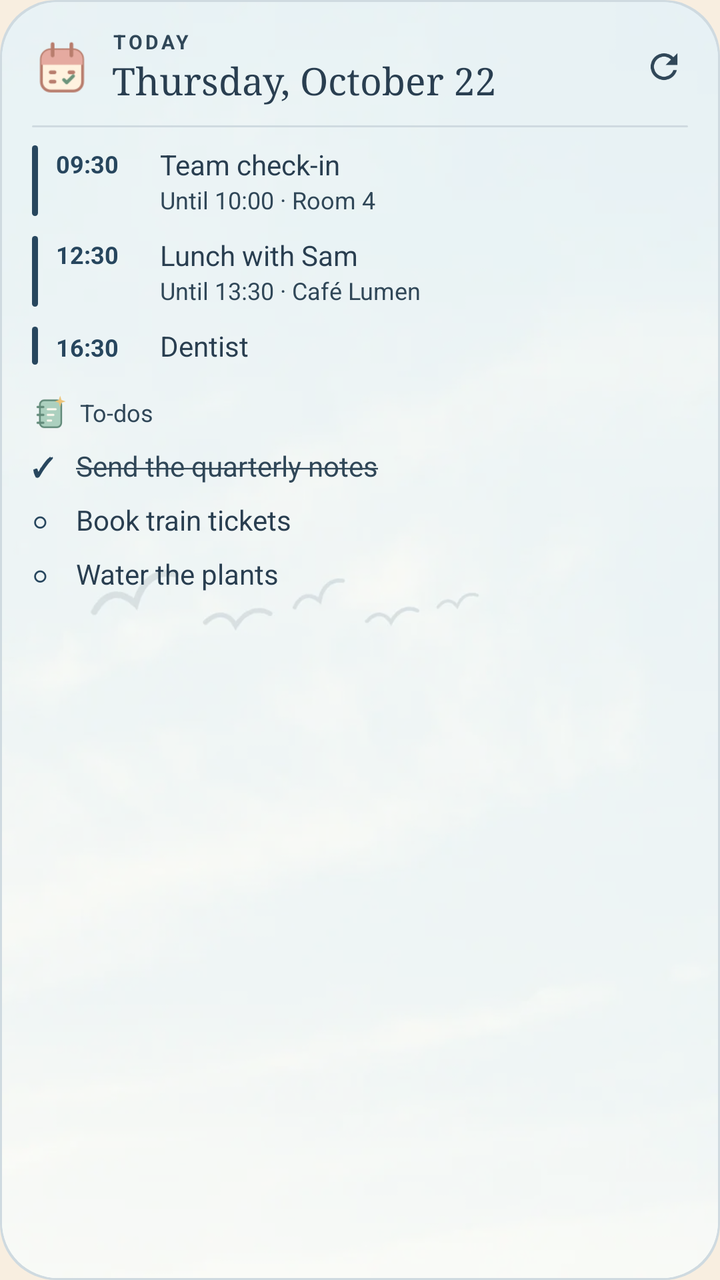
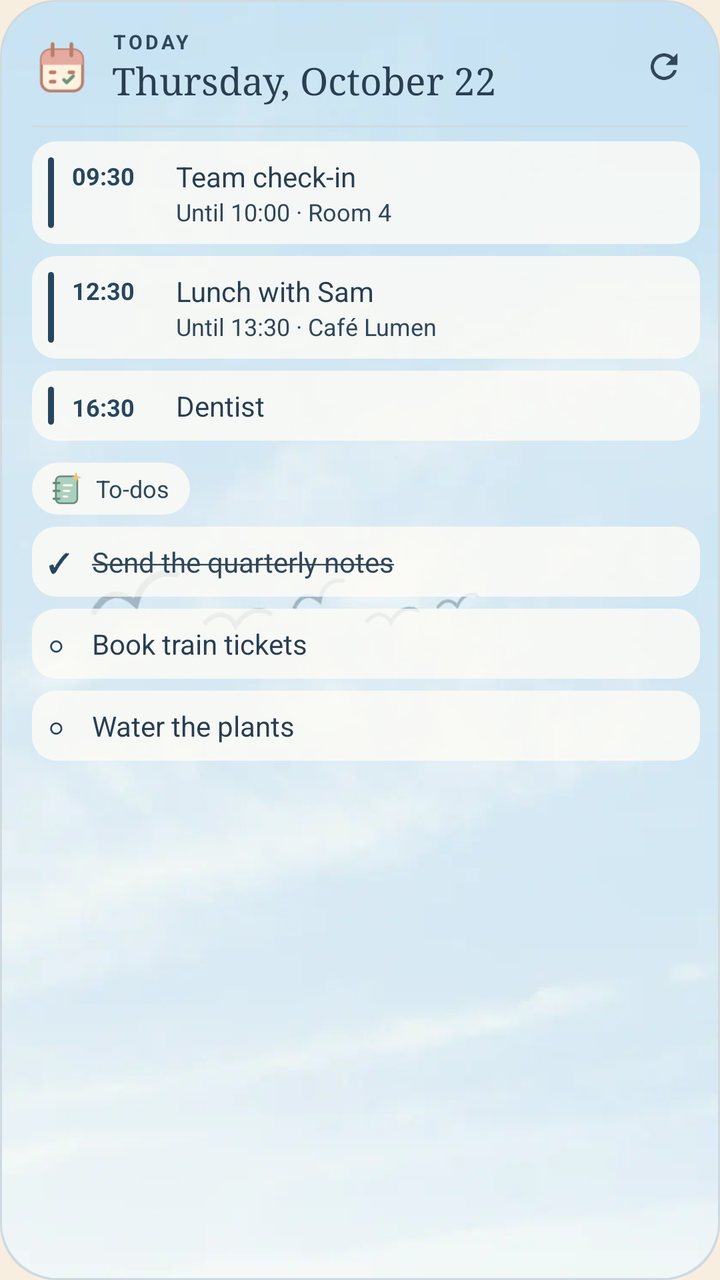

Two renders of the same Android screen: before a commit and after it. Below are the layout's source before the change and the commit's diff.
<!-- AndroidManifest.xml: application theme Screen -->
<!-- res/layout/widget_preview_list.xml -->
<?xml version="1.0" encoding="utf-8"?>
<FrameLayout xmlns:android="http://schemas.android.com/apk/res/android"
    xmlns:tools="http://schemas.android.com/tools"
    android:layout_width="match_parent"
    android:layout_height="match_parent"
    tools:ignore="UseAppTint">

    <ImageView android:layout_width="match_parent" android:layout_height="match_parent" android:importantForAccessibility="no" android:scaleType="fitXY" android:src="@drawable/round_card" android:tint="@color/preview_line" />
    <ImageView android:layout_width="match_parent" android:layout_height="match_parent" android:layout_margin="1dp" android:background="@drawable/round_card" android:clipToOutline="true" android:importantForAccessibility="no" android:scaleType="centerCrop" android:src="@drawable/preview_scene" />

    <LinearLayout android:layout_width="match_parent" android:layout_height="match_parent" android:orientation="vertical" android:paddingStart="16dp" android:paddingTop="14dp" android:paddingEnd="10dp" android:paddingBottom="6dp">
        <LinearLayout android:layout_width="match_parent" android:layout_height="wrap_content" android:gravity="center_vertical">
            <ImageView android:layout_width="30dp" android:layout_height="30dp" android:importantForAccessibility="no" android:src="@drawable/desk_schedule" />
            <LinearLayout android:layout_width="0dp" android:layout_height="wrap_content" android:layout_marginStart="10dp" android:layout_weight="1" android:orientation="vertical">
                <TextView android:layout_width="wrap_content" android:layout_height="wrap_content" android:letterSpacing="0.14" android:maxLines="1" android:text="@string/widget_label_today" android:textAllCaps="true" android:textColor="@color/preview_muted" android:textSize="10sp" android:textStyle="bold" />
                <TextView android:layout_width="wrap_content" android:layout_height="wrap_content" android:ellipsize="end" android:fontFamily="serif" android:maxLines="1" android:text="@string/preview_date" android:textColor="@color/preview_ink" android:textSize="19sp" />
            </LinearLayout>
            <ImageView android:layout_width="36dp" android:layout_height="36dp" android:importantForAccessibility="no" android:padding="8dp" android:src="@drawable/ic_refresh" android:tint="@color/preview_muted" />
        </LinearLayout>
        <ImageView android:layout_width="match_parent" android:layout_height="1dp" android:layout_marginTop="10dp" android:layout_marginEnd="6dp" android:importantForAccessibility="no" android:scaleType="fitXY" android:src="@drawable/round_card" android:tint="@color/preview_line" />

        <LinearLayout android:layout_width="match_parent" android:layout_height="wrap_content" android:orientation="vertical" android:paddingTop="4dp">
            <LinearLayout android:layout_width="match_parent" android:layout_height="wrap_content" android:paddingTop="5dp" android:paddingBottom="5dp">
                <ImageView android:layout_width="3dp" android:layout_height="match_parent" android:importantForAccessibility="no" android:scaleType="fitXY" android:src="@drawable/round_bar" android:tint="@color/preview_accent" />
                <TextView android:layout_width="52dp" android:layout_height="wrap_content" android:layout_marginStart="9dp" android:maxLines="1" android:paddingTop="1dp" android:text="09:30" android:textColor="@color/preview_accent" android:textSize="12sp" android:textStyle="bold" tools:ignore="HardcodedText" />
                <LinearLayout android:layout_width="0dp" android:layout_height="wrap_content" android:layout_weight="1" android:orientation="vertical">
                    <TextView android:layout_width="match_parent" android:layout_height="wrap_content" android:maxLines="2" android:text="@string/preview_event_one" android:textColor="@color/preview_ink" android:textSize="14sp" />
                    <TextView android:layout_width="match_parent" android:layout_height="wrap_content" android:maxLines="1" android:text="@string/preview_event_one_detail" android:textColor="@color/preview_muted" android:textSize="12sp" />
                </LinearLayout>
            </LinearLayout>
            <LinearLayout android:layout_width="match_parent" android:layout_height="wrap_content" android:paddingTop="5dp" android:paddingBottom="5dp">
                <ImageView android:layout_width="3dp" android:layout_height="match_parent" android:importantForAccessibility="no" android:scaleType="fitXY" android:src="@drawable/round_bar" android:tint="@color/preview_accent" />
                <TextView android:layout_width="52dp" android:layout_height="wrap_content" android:layout_marginStart="9dp" android:maxLines="1" android:paddingTop="1dp" android:text="12:30" android:textColor="@color/preview_accent" android:textSize="12sp" android:textStyle="bold" tools:ignore="HardcodedText" />
                <LinearLayout android:layout_width="0dp" android:layout_height="wrap_content" android:layout_weight="1" android:orientation="vertical">
                    <TextView android:layout_width="match_parent" android:layout_height="wrap_content" android:maxLines="2" android:text="@string/preview_event_lunch" android:textColor="@color/preview_ink" android:textSize="14sp" />
                    <TextView android:layout_width="match_parent" android:layout_height="wrap_content" android:maxLines="1" android:text="@string/preview_event_lunch_detail" android:textColor="@color/preview_muted" android:textSize="12sp" />
                </LinearLayout>
            </LinearLayout>
            <LinearLayout android:layout_width="match_parent" android:layout_height="wrap_content" android:paddingTop="5dp" android:paddingBottom="5dp">
                <ImageView android:layout_width="3dp" android:layout_height="match_parent" android:importantForAccessibility="no" android:scaleType="fitXY" android:src="@drawable/round_bar" android:tint="@color/preview_accent" />
                <TextView android:layout_width="52dp" android:layout_height="wrap_content" android:layout_marginStart="9dp" android:maxLines="1" android:paddingTop="1dp" android:text="16:30" android:textColor="@color/preview_accent" android:textSize="12sp" android:textStyle="bold" tools:ignore="HardcodedText" />
                <TextView android:layout_width="0dp" android:layout_height="wrap_content" android:layout_weight="1" android:maxLines="2" android:text="@string/preview_event_two" android:textColor="@color/preview_ink" android:textSize="14sp" />
            </LinearLayout>

            <LinearLayout android:layout_width="match_parent" android:layout_height="wrap_content" android:gravity="center_vertical" android:paddingTop="10dp" android:paddingBottom="4dp">
                <ImageView android:layout_width="18dp" android:layout_height="18dp" android:importantForAccessibility="no" android:src="@drawable/desk_secretary" />
                <TextView android:layout_width="wrap_content" android:layout_height="wrap_content" android:layout_marginStart="6dp" android:text="@string/section_todos" android:textColor="@color/preview_muted" android:textSize="12sp" />
            </LinearLayout>
            <LinearLayout android:layout_width="match_parent" android:layout_height="wrap_content" android:paddingTop="4dp" android:paddingBottom="4dp">
                <TextView android:layout_width="22dp" android:layout_height="wrap_content" android:text="✓" android:textColor="@color/preview_accent" android:textSize="13sp" android:textStyle="bold" tools:ignore="HardcodedText" />
                <TextView android:layout_width="0dp" android:layout_height="wrap_content" android:layout_weight="1" android:maxLines="2" android:text="@string/preview_todo_done" android:textColor="@color/preview_muted" android:textSize="14sp" />
            </LinearLayout>
            <LinearLayout android:layout_width="match_parent" android:layout_height="wrap_content" android:paddingTop="4dp" android:paddingBottom="4dp">
                <TextView android:layout_width="22dp" android:layout_height="wrap_content" android:text="○" android:textColor="@color/preview_accent" android:textSize="13sp" android:textStyle="bold" tools:ignore="HardcodedText" />
                <TextView android:layout_width="0dp" android:layout_height="wrap_content" android:layout_weight="1" android:maxLines="2" android:text="@string/preview_todo_one" android:textColor="@color/preview_ink" android:textSize="14sp" />
            </LinearLayout>
            <LinearLayout android:layout_width="match_parent" android:layout_height="wrap_content" android:paddingTop="4dp" android:paddingBottom="4dp">
                <TextView android:layout_width="22dp" android:layout_height="wrap_content" android:text="○" android:textColor="@color/preview_accent" android:textSize="13sp" android:textStyle="bold" tools:ignore="HardcodedText" />
                <TextView android:layout_width="0dp" android:layout_height="wrap_content" android:layout_weight="1" android:maxLines="2" android:text="@string/preview_todo_two" android:textColor="@color/preview_ink" android:textSize="14sp" />
            </LinearLayout>
        </LinearLayout>
    </LinearLayout>
</FrameLayout>
<!-- resources referenced by this layout -->
<resources>
  <color name="preview_accent">#27465E</color>
  <color name="preview_ink">#293E50</color>
  <color name="preview_line">#CFDAE0</color>
  <color name="preview_muted">#304758</color>
  <!-- drawable desk_schedule: png bitmap (drawable-nodpi, 2090 bytes) -->
  <!-- drawable desk_secretary: png bitmap (drawable-nodpi, 1901 bytes) -->
  <!-- drawable ic_refresh (drawable) -->
  <?xml version="1.0" encoding="utf-8"?>
  <vector xmlns:android="http://schemas.android.com/apk/res/android"
      android:width="20dp" android:height="20dp" android:viewportWidth="24" android:viewportHeight="24">
      <path android:fillColor="#FFFFFFFF" android:pathData="M17.65,6.35A7.96,7.96 0,0 0,12 4a8,8 0,1 0,7.73 10h-2.08A6,6 0,1 1,12 6c1.66,0 3.14,0.69 4.22,1.78L13,11h7V4l-2.35,2.35z" />
  </vector>
  <!-- drawable preview_scene (drawable) -->
  <?xml version="1.0" encoding="utf-8"?>
  <layer-list xmlns:android="http://schemas.android.com/apk/res/android">
      <item android:drawable="@drawable/preview_art" />
      <item><shape><solid android:color="@color/preview_scene_wash" /></shape></item>
  </layer-list>
  <!-- drawable round_bar (drawable) -->
  <?xml version="1.0" encoding="utf-8"?>
  <shape xmlns:android="http://schemas.android.com/apk/res/android" android:shape="rectangle">
      <solid android:color="#FFFFFFFF" />
      <corners android:radius="2dp" />
  </shape>
  <!-- drawable round_card (drawable) -->
  <?xml version="1.0" encoding="utf-8"?>
  <shape xmlns:android="http://schemas.android.com/apk/res/android" android:shape="rectangle">
      <solid android:color="#FFFFFFFF" />
      <corners android:radius="@dimen/widget_radius" />
  </shape>
  <string name="preview_date">Thursday, October 22</string>
  <string name="preview_event_lunch">Lunch with Sam</string>
  <string name="preview_event_lunch_detail">Until 13:30 · Café Lumen</string>
  <string name="preview_event_one">Team check-in</string>
  <string name="preview_event_one_detail">Until 10:00 · Room 4</string>
  <string name="preview_event_two">Dentist</string>
  <string name="preview_todo_done"><strike>Send the quarterly notes</strike></string>
  <string name="preview_todo_one">Book train tickets</string>
  <string name="preview_todo_two">Water the plants</string>
  <string name="section_todos">To-dos</string>
  <string name="widget_label_today">Today</string>
  <style name="Screen" parent="@android:style/Theme.Material.Light.NoActionBar">
          <item name="android:windowBackground">@color/background</item>
          <item name="android:colorAccent">@color/sun</item>
          <item name="android:textColorPrimary">@color/ink</item>
          <item name="android:windowLightStatusBar">true</item>
      </style>
  <color name="preview_scene_wash">#96FFFDF7</color>
  <dimen name="widget_radius">16dp</dimen>
  <color name="background">#F8EEE0</color>
  <color name="sun">#D88B38</color>
  <color name="ink">#2B2620</color>
</resources>

<!-- the commit's change to res/layout/widget_preview_list.xml (unified diff, before → after) -->
@@ -6,7 +6,7 @@
     tools:ignore="UseAppTint">
 
     <ImageView android:layout_width="match_parent" android:layout_height="match_parent" android:importantForAccessibility="no" android:scaleType="fitXY" android:src="@drawable/round_card" android:tint="@color/preview_line" />
-    <ImageView android:layout_width="match_parent" android:layout_height="match_parent" android:layout_margin="1dp" android:background="@drawable/round_card" android:clipToOutline="true" android:importantForAccessibility="no" android:scaleType="centerCrop" android:src="@drawable/preview_scene" />
+    <ImageView android:layout_width="match_parent" android:layout_height="match_parent" android:layout_margin="1dp" android:background="@drawable/round_card" android:clipToOutline="true" android:importantForAccessibility="no" android:scaleType="centerCrop" android:src="@drawable/preview_art" />
 
     <LinearLayout android:layout_width="match_parent" android:layout_height="match_parent" android:orientation="vertical" android:paddingStart="16dp" android:paddingTop="14dp" android:paddingEnd="10dp" android:paddingBottom="6dp">
         <LinearLayout android:layout_width="match_parent" android:layout_height="wrap_content" android:gravity="center_vertical">
@@ -20,7 +20,7 @@
         <ImageView android:layout_width="match_parent" android:layout_height="1dp" android:layout_marginTop="10dp" android:layout_marginEnd="6dp" android:importantForAccessibility="no" android:scaleType="fitXY" android:src="@drawable/round_card" android:tint="@color/preview_line" />
 
         <LinearLayout android:layout_width="match_parent" android:layout_height="wrap_content" android:orientation="vertical" android:paddingTop="4dp">
-            <LinearLayout android:layout_width="match_parent" android:layout_height="wrap_content" android:paddingTop="5dp" android:paddingBottom="5dp">
+            <LinearLayout android:layout_width="match_parent" android:layout_height="wrap_content" android:layout_marginTop="3dp" android:layout_marginBottom="3dp" android:background="@drawable/round_tile" android:backgroundTint="@color/preview_glass" android:padding="8dp">
                 <ImageView android:layout_width="3dp" android:layout_height="match_parent" android:importantForAccessibility="no" android:scaleType="fitXY" android:src="@drawable/round_bar" android:tint="@color/preview_accent" />
                 <TextView android:layout_width="52dp" android:layout_height="wrap_content" android:layout_marginStart="9dp" android:maxLines="1" android:paddingTop="1dp" android:text="09:30" android:textColor="@color/preview_accent" android:textSize="12sp" android:textStyle="bold" tools:ignore="HardcodedText" />
                 <LinearLayout android:layout_width="0dp" android:layout_height="wrap_content" android:layout_weight="1" android:orientation="vertical">
@@ -28,7 +28,7 @@
                     <TextView android:layout_width="match_parent" android:layout_height="wrap_content" android:maxLines="1" android:text="@string/preview_event_one_detail" android:textColor="@color/preview_muted" android:textSize="12sp" />
                 </LinearLayout>
             </LinearLayout>
-            <LinearLayout android:layout_width="match_parent" android:layout_height="wrap_content" android:paddingTop="5dp" android:paddingBottom="5dp">
+            <LinearLayout android:layout_width="match_parent" android:layout_height="wrap_content" android:layout_marginTop="3dp" android:layout_marginBottom="3dp" android:background="@drawable/round_tile" android:backgroundTint="@color/preview_glass" android:padding="8dp">
                 <ImageView android:layout_width="3dp" android:layout_height="match_parent" android:importantForAccessibility="no" android:scaleType="fitXY" android:src="@drawable/round_bar" android:tint="@color/preview_accent" />
                 <TextView android:layout_width="52dp" android:layout_height="wrap_content" android:layout_marginStart="9dp" android:maxLines="1" android:paddingTop="1dp" android:text="12:30" android:textColor="@color/preview_accent" android:textSize="12sp" android:textStyle="bold" tools:ignore="HardcodedText" />
                 <LinearLayout android:layout_width="0dp" android:layout_height="wrap_content" android:layout_weight="1" android:orientation="vertical">
@@ -36,25 +36,25 @@
                     <TextView android:layout_width="match_parent" android:layout_height="wrap_content" android:maxLines="1" android:text="@string/preview_event_lunch_detail" android:textColor="@color/preview_muted" android:textSize="12sp" />
                 </LinearLayout>
             </LinearLayout>
-            <LinearLayout android:layout_width="match_parent" android:layout_height="wrap_content" android:paddingTop="5dp" android:paddingBottom="5dp">
+            <LinearLayout android:layout_width="match_parent" android:layout_height="wrap_content" android:layout_marginTop="3dp" android:layout_marginBottom="3dp" android:background="@drawable/round_tile" android:backgroundTint="@color/preview_glass" android:padding="8dp">
                 <ImageView android:layout_width="3dp" android:layout_height="match_parent" android:importantForAccessibility="no" android:scaleType="fitXY" android:src="@drawable/round_bar" android:tint="@color/preview_accent" />
                 <TextView android:layout_width="52dp" android:layout_height="wrap_content" android:layout_marginStart="9dp" android:maxLines="1" android:paddingTop="1dp" android:text="16:30" android:textColor="@color/preview_accent" android:textSize="12sp" android:textStyle="bold" tools:ignore="HardcodedText" />
                 <TextView android:layout_width="0dp" android:layout_height="wrap_content" android:layout_weight="1" android:maxLines="2" android:text="@string/preview_event_two" android:textColor="@color/preview_ink" android:textSize="14sp" />
             </LinearLayout>
 
-            <LinearLayout android:layout_width="match_parent" android:layout_height="wrap_content" android:gravity="center_vertical" android:paddingTop="10dp" android:paddingBottom="4dp">
+            <LinearLayout android:layout_width="wrap_content" android:layout_height="wrap_content" android:layout_marginTop="8dp" android:layout_marginBottom="3dp" android:background="@drawable/round_pill" android:backgroundTint="@color/preview_glass" android:gravity="center_vertical" android:paddingStart="8dp" android:paddingTop="4dp" android:paddingEnd="10dp" android:paddingBottom="4dp">
                 <ImageView android:layout_width="18dp" android:layout_height="18dp" android:importantForAccessibility="no" android:src="@drawable/desk_secretary" />
                 <TextView android:layout_width="wrap_content" android:layout_height="wrap_content" android:layout_marginStart="6dp" android:text="@string/section_todos" android:textColor="@color/preview_muted" android:textSize="12sp" />
             </LinearLayout>
-            <LinearLayout android:layout_width="match_parent" android:layout_height="wrap_content" android:paddingTop="4dp" android:paddingBottom="4dp">
+            <LinearLayout android:layout_width="match_parent" android:layout_height="wrap_content" android:layout_marginTop="3dp" android:layout_marginBottom="3dp" android:background="@drawable/round_tile" android:backgroundTint="@color/preview_glass" android:padding="8dp">
                 <TextView android:layout_width="22dp" android:layout_height="wrap_content" android:text="✓" android:textColor="@color/preview_accent" android:textSize="13sp" android:textStyle="bold" tools:ignore="HardcodedText" />
                 <TextView android:layout_width="0dp" android:layout_height="wrap_content" android:layout_weight="1" android:maxLines="2" android:text="@string/preview_todo_done" android:textColor="@color/preview_muted" android:textSize="14sp" />
             </LinearLayout>
-            <LinearLayout android:layout_width="match_parent" android:layout_height="wrap_content" android:paddingTop="4dp" android:paddingBottom="4dp">
+            <LinearLayout android:layout_width="match_parent" android:layout_height="wrap_content" android:layout_marginTop="3dp" android:layout_marginBottom="3dp" android:background="@drawable/round_tile" android:backgroundTint="@color/preview_glass" android:padding="8dp">
                 <TextView android:layout_width="22dp" android:layout_height="wrap_content" android:text="○" android:textColor="@color/preview_accent" android:textSize="13sp" android:textStyle="bold" tools:ignore="HardcodedText" />
                 <TextView android:layout_width="0dp" android:layout_height="wrap_content" android:layout_weight="1" android:maxLines="2" android:text="@string/preview_todo_one" android:textColor="@color/preview_ink" android:textSize="14sp" />
             </LinearLayout>
-            <LinearLayout android:layout_width="match_parent" android:layout_height="wrap_content" android:paddingTop="4dp" android:paddingBottom="4dp">
+            <LinearLayout android:layout_width="match_parent" android:layout_height="wrap_content" android:layout_marginTop="3dp" android:layout_marginBottom="3dp" android:background="@drawable/round_tile" android:backgroundTint="@color/preview_glass" android:padding="8dp">
                 <TextView android:layout_width="22dp" android:layout_height="wrap_content" android:text="○" android:textColor="@color/preview_accent" android:textSize="13sp" android:textStyle="bold" tools:ignore="HardcodedText" />
                 <TextView android:layout_width="0dp" android:layout_height="wrap_content" android:layout_weight="1" android:maxLines="2" android:text="@string/preview_todo_two" android:textColor="@color/preview_ink" android:textSize="14sp" />
             </LinearLayout>
<!-- resource entries referenced after the edit -->
@@ -1,6 +1,7 @@
 <!-- resources referenced by this layout -->
 <resources>
   <color name="preview_accent">#27465E</color>
+  <color name="preview_glass">#C7FFFDF7</color>
   <color name="preview_ink">#293E50</color>
   <color name="preview_line">#CFDAE0</color>
   <color name="preview_muted">#304758</color>
@@ -12,12 +13,6 @@
       android:width="20dp" android:height="20dp" android:viewportWidth="24" android:viewportHeight="24">
       <path android:fillColor="#FFFFFFFF" android:pathData="M17.65,6.35A7.96,7.96 0,0 0,12 4a8,8 0,1 0,7.73 10h-2.08A6,6 0,1 1,12 6c1.66,0 3.14,0.69 4.22,1.78L13,11h7V4l-2.35,2.35z" />
   </vector>
-  <!-- drawable preview_scene (drawable) -->
-  <?xml version="1.0" encoding="utf-8"?>
-  <layer-list xmlns:android="http://schemas.android.com/apk/res/android">
-      <item android:drawable="@drawable/preview_art" />
-      <item><shape><solid android:color="@color/preview_scene_wash" /></shape></item>
-  </layer-list>
   <!-- drawable round_bar (drawable) -->
   <?xml version="1.0" encoding="utf-8"?>
   <shape xmlns:android="http://schemas.android.com/apk/res/android" android:shape="rectangle">
@@ -29,6 +24,18 @@
   <shape xmlns:android="http://schemas.android.com/apk/res/android" android:shape="rectangle">
       <solid android:color="#FFFFFFFF" />
       <corners android:radius="@dimen/widget_radius" />
+  </shape>
+  <!-- drawable round_pill (drawable) -->
+  <?xml version="1.0" encoding="utf-8"?>
+  <shape xmlns:android="http://schemas.android.com/apk/res/android" android:shape="rectangle">
+      <solid android:color="#FFFFFFFF" />
+      <corners android:radius="22dp" />
+  </shape>
+  <!-- drawable round_tile (drawable) -->
+  <?xml version="1.0" encoding="utf-8"?>
+  <shape xmlns:android="http://schemas.android.com/apk/res/android" android:shape="rectangle">
+      <solid android:color="#FFFFFFFF" />
+      <corners android:radius="12dp" />
   </shape>
   <string name="preview_date">Thursday, October 22</string>
   <string name="preview_event_lunch">Lunch with Sam</string>
@@ -47,7 +54,6 @@
           <item name="android:textColorPrimary">@color/ink</item>
           <item name="android:windowLightStatusBar">true</item>
       </style>
-  <color name="preview_scene_wash">#96FFFDF7</color>
   <dimen name="widget_radius">16dp</dimen>
   <color name="background">#F8EEE0</color>
   <color name="sun">#D88B38</color>
